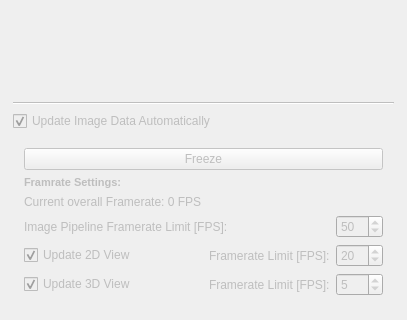
Old version of the form Plugins/org.mitk.gui.qt.ultrasound/src/internal/UltrasoundSupportControls.ui in the repository MITK/MITK; both pictures show x 0 to 407 and y 500 to 820 of the 407 by 820 pixel window.
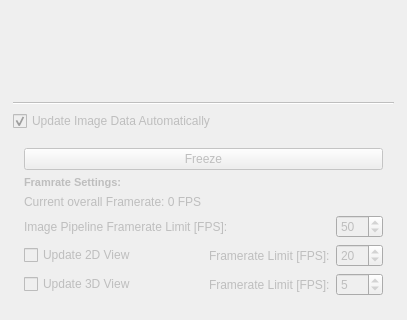
New version of the form. The open tabs and pages were chosen to show the change. Icons and pictures are not drawn. Custom widgets are drawn as their Qt base class.

What changed in the file:
```diff
--- a/Plugins/org.mitk.gui.qt.ultrasound/src/internal/UltrasoundSupportControls.ui
+++ b/Plugins/org.mitk.gui.qt.ultrasound/src/internal/UltrasoundSupportControls.ui
@@ -268,7 +268,10 @@
                <string>Update 2D View</string>
               </property>
               <property name="checked">
-               <bool>true</bool>
+               <bool>false</bool>
+              </property>
+              <property name="tristate">
+               <bool>false</bool>
               </property>
              </widget>
             </item>
@@ -315,7 +318,7 @@
                <string>Update 3D View</string>
               </property>
               <property name="checked">
-               <bool>true</bool>
+               <bool>false</bool>
               </property>
              </widget>
             </item>
```
Left out of the diff: 24 changed lines with no effect on the pictures.
